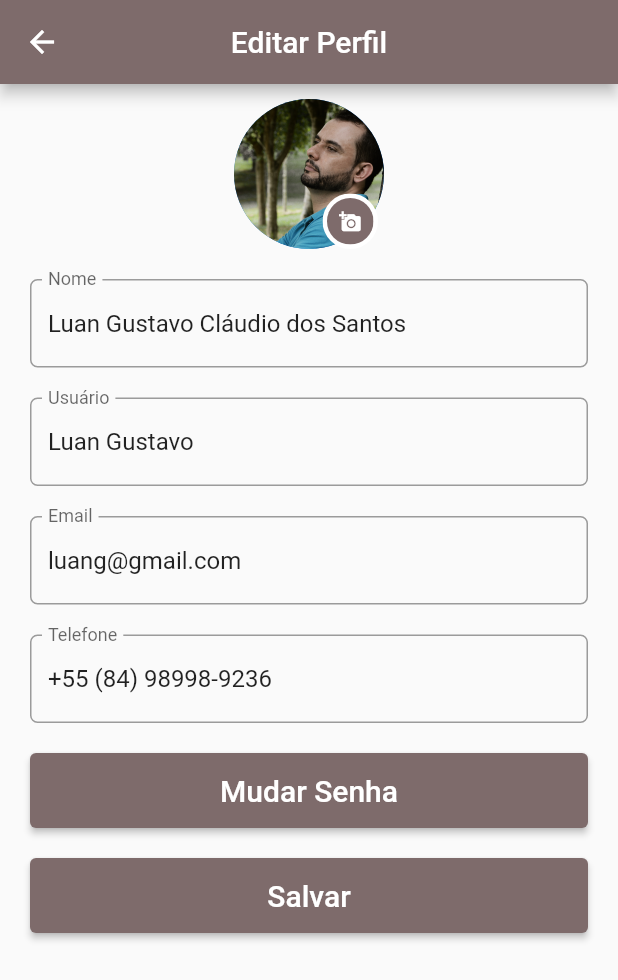
After one commit to reily-cleiane/buscapatas, a Flutter app: the EditarPerfil screen opened directly, on a phone screen of 412 x 824 dp. The commit adds this screen. Shown: the top 980 px of the screen. Run offline on Flutter 3.47's test engine with Material 2 defaults, Android fonts, the phone set to English and light mode, and no system bars; missing offline and left inert: flutter_session, material_color_generator.

Commit message:
tela editar perfil

```diff
--- /dev/null
+++ b/lib/components/campo-texto.dart
@@ -0,0 +1,55 @@
+import 'package:flutter/material.dart';
+
+class CampoTexto extends StatefulWidget {
+  final int maxLines;
+  final String label;
+  final String text;
+  //final ValueChanged<String> onChanged;
+
+  const CampoTexto({
+    Key? key,
+    this.maxLines = 1,
+    required this.label,
+    required this.text,
+    //required this.onChanged,
+  }) : super(key: key);
+
+  @override
+  _CampoTextoState createState() => _CampoTextoState();
+}
+
+class _CampoTextoState extends State<CampoTexto> {
+  late final TextEditingController controller;
+
+  @override
+  void initState() {
+    super.initState();
+
+    controller = TextEditingController(text: widget.text);
+  }
+
+  @override
+  void dispose() {
+    controller.dispose();
+
+    super.dispose();
+  }
+
+  @override
+  Widget build(BuildContext context) => Column(
+        crossAxisAlignment: CrossAxisAlignment.start,
+        children: [
+          const SizedBox(height: 20),
+          TextField(
+            controller: controller,
+            decoration: InputDecoration(
+              labelText: widget.label,
+              border: OutlineInputBorder(
+                borderRadius: BorderRadius.circular(5),
+              ),
+            ),
+            maxLines: widget.maxLines,
+          ),
+        ],
+      );
+}
--- a/lib/perfil_usuario.dart
+++ b/lib/perfil_usuario.dart
@@ -1,3 +1,4 @@
+import 'package:buscapatas/visualizacoes/editar-perfil.dart';
 import 'package:flutter/material.dart';
 import 'package:buscapatas/components/navbar.dart';
 import 'package:buscapatas/components/animal_card.dart';
@@ -32,24 +33,33 @@ class _VisualizarPerfilState extends State<VisualizarPerfil> {
               child: Padding(
                 padding: const EdgeInsets.fromLTRB(10, 10, 10, 10.0),
                 child: Row(
-                  children: const [
-                    Expanded(
+                  children: [
+                    const Expanded(
                       flex: 7,
                       child: Text(
                         "Luan Gustavo Cláudio dos Santos",
                         style: TextStyle(fontSize: 24),
                       ),
                     ),
-                    SizedBox(width: 10),
-                    Expanded(
-                      flex: 3,
-                      child: Center(
-                        child: CircleAvatar(
-                          radius: 50,
-                          backgroundImage: AssetImage('imagens/homem.jpg'),
+                    const SizedBox(width: 10),
+                    Material(
+                        child: InkWell(
+                          onTap: () {
+                            Navigator.push(
+                            context,
+                            MaterialPageRoute(
+                                builder: (context) => const EditarPerfil(title: "Editar Perfil")),
+                            );
+                          },
+                          child: ClipRRect(
+                              borderRadius: BorderRadius.circular(20.0),
+                              child: const CircleAvatar(
+                                radius: 50,
+                                backgroundImage: AssetImage('imagens/homem.jpg'),
+                              ),
+                          ),
                         ),
-                      ),
-                    )
+                    ),
                   ],
                 ),
               ),
--- a/lib/visualizacoes/contato.dart
+++ b/lib/visualizacoes/contato.dart
@@ -19,6 +19,7 @@ class _PerfilUsuarioState extends State<PerfilUsuario> {
       appBar: AppBar(
               title: const Text("Visualizar Perfil",style: TextStyle(color: Colors.white),),
               centerTitle: true,
+              foregroundColor: Colors.white,
               backgroundColor: const Color.fromARGB(255, 126, 107, 107)),
       body: SingleChildScrollView(
         child: Column(
--- /dev/null
+++ b/lib/visualizacoes/editar-perfil.dart
@@ -0,0 +1,122 @@
+import 'package:buscapatas/components/campo-texto.dart';
+import 'package:buscapatas/publico/esqueceu-senha.dart';
+import 'package:flutter/material.dart';
+import 'package:buscapatas/componentes-interface/estilo.dart' as estilo;
+import 'package:flutter/services.dart';
+
+class EditarPerfil extends StatefulWidget {
+  const EditarPerfil({super.key, required this.title});
+
+  final String title;
+
+  @override
+  State<EditarPerfil> createState() => _EditarPerfilState();
+}
+
+class _EditarPerfilState extends State<EditarPerfil> {
+
+  // TextEditingController nomeController = TextEditingController();
+  // TextEditingController emailController = TextEditingController();
+  // TextEditingController telefoneController = TextEditingController();
+  // TextEditingController usuarioController = TextEditingController();
+
+  @override
+  Widget build(BuildContext context) {
+    return Scaffold(
+      appBar: AppBar(
+              title: const Text("Editar Perfil",style: TextStyle(color: Colors.white),),
+              centerTitle: true,
+              foregroundColor: Colors.white,
+              backgroundColor: estilo.corprimaria),
+      body: SingleChildScrollView(
+        child: Padding(
+          padding: const EdgeInsets.fromLTRB(20, 10, 20, 10),
+          child: Column(
+            children: [
+              Center(
+                child: Stack(
+                  children: [
+                    const CircleAvatar(
+                      radius: 50,
+                      backgroundImage: AssetImage('imagens/homem.jpg'),
+                    ),
+                    Positioned(bottom: 0, right: 4,child: construirBotaoEdicao()),
+                  ],
+                ),
+              ),
+              const CampoTexto(label: 'Nome', text: 'Luan Gustavo Cláudio dos Santos'),
+              const CampoTexto(label: 'Usuário', text: 'Luan Gustavo'),
+              const CampoTexto(label: 'Email', text: 'luang@gmail.com'),
+              const CampoTexto(label: 'Telefone', text: '+55 (84) 98998-9236'),
+              const SizedBox(height: 20),
+              SizedBox(
+                width: double.infinity,
+                height: 50,
+                child: ElevatedButton(
+                  style: const ButtonStyle(
+                    backgroundColor: MaterialStatePropertyAll<Color>(
+                        estilo.corprimaria),
+                  ),
+                  onPressed: () {
+                    Navigator.push(
+                      context,
+                      MaterialPageRoute(
+                          builder: (context) => const EsqueceuSenha(
+                              title: 'Mudar senha')),
+                    );
+                  },
+                  child: const Text(
+                    "Mudar Senha",
+                    style: TextStyle(color: Colors.white, fontSize: 20.0),
+                  ),
+                )),
+                const SizedBox(height: 20),
+                SizedBox(
+                width: double.infinity,
+                height: 50,
+                child: ElevatedButton(
+                  style: const ButtonStyle(
+                    backgroundColor: MaterialStatePropertyAll<Color>(
+                        estilo.corprimaria),
+                  ),
+                  onPressed: () {},
+                  child: const Text(
+                    "Salvar",
+                    style: TextStyle(color: Colors.white, fontSize: 20.0),
+                  ),
+                )),
+            ],
+          ),
+        ),
+      ),
+    );
+  }
+
+  Widget construirBotaoEdicao() => construirCirculo(
+        color: Colors.white,
+        all: 3,
+        child: construirCirculo(
+          color: estilo.corprimaria,
+          all: 8,
+          child: const Icon(
+            Icons.add_a_photo,
+            color: Colors.white,
+            size: 15,
+          ),
+        ),
+      );
+
+  Widget construirCirculo({
+    required Widget child,
+    required double all,
+    required Color color,
+  }) =>
+      ClipOval(
+        child: Container(
+          padding: EdgeInsets.all(all),
+          color: color,
+          child: child,
+        ),
+      );
+
+}
```
